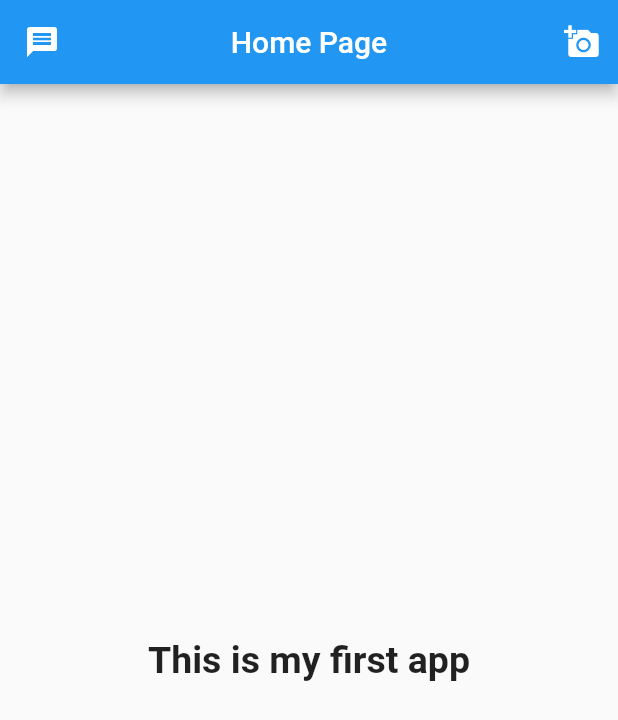
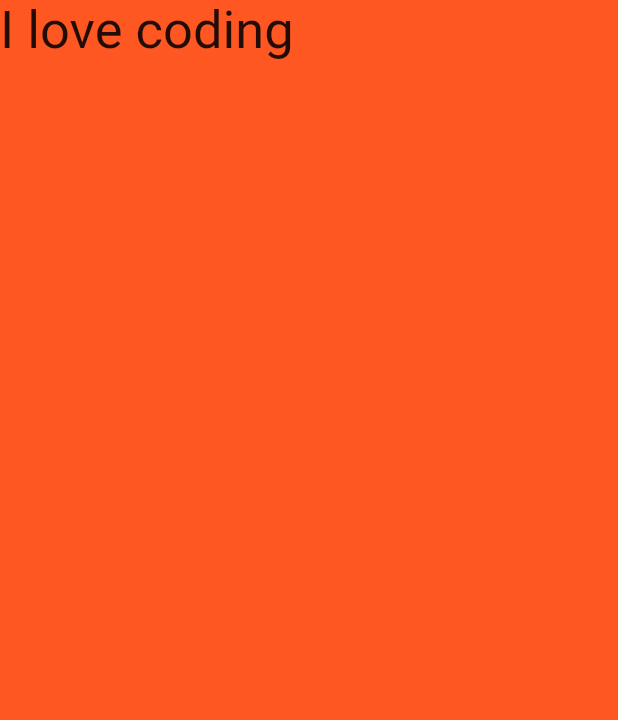
Before and after one commit to Saqib29/Learning-issue, a Flutter app: the screen it shows after launch, on a phone screen of 412 x 824 dp. Shown: the top 720 px of the screen. Run offline on Flutter 3.47's test engine with Material 2 defaults, Android fonts, the phone set to English and light mode, and no system bars.

```diff
--- a/flutter/learn_basic/lib/main.dart
+++ b/flutter/learn_basic/lib/main.dart
@@ -9,18 +9,10 @@ class MyApp extends StatelessWidget {
   Widget build(BuildContext context) {
     return MaterialApp(
       debugShowCheckedModeBanner: false,
-      home: Scaffold(
-        appBar: AppBar(
-          title: Text("Home Page"),
-          centerTitle: true,
-          leading: Icon(Icons.message),
-          actions: <Widget>[
-            IconButton(icon: Icon(Icons.add_a_photo), onPressed: (){})
-          ],
-        ),
-
-        body: Center(
-          child: Text("This is my first app", style: TextStyle(fontSize: 25, fontWeight: FontWeight.bold),),
+      home: SafeArea(
+        child: Scaffold(
+          body: Text("I love coding", style: TextStyle(fontSize: 35),),
+          backgroundColor: Colors.deepOrange,
         ),
       ),
     );
```
